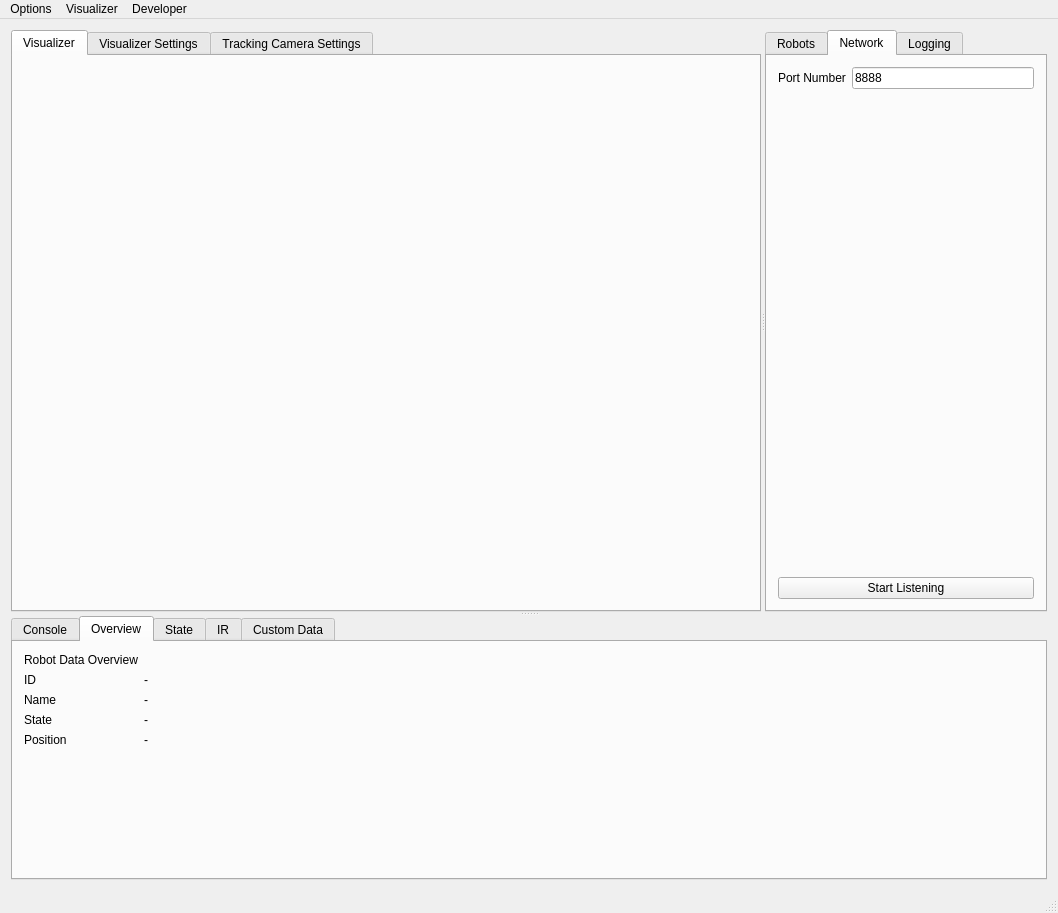
Above: mainwindow.ui from yorkrobotlab/ardebug before the change. Below: the same form after it.
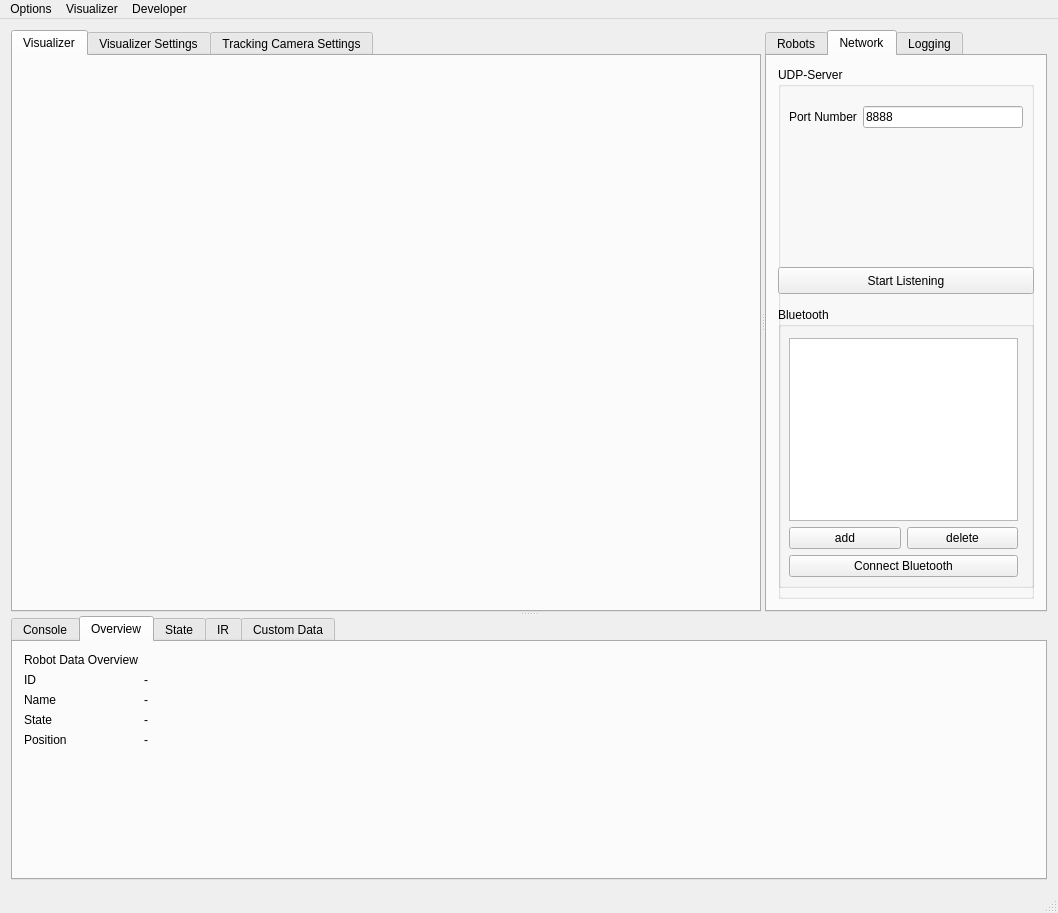
That is the form after the change. The open tabs and pages were chosen to show the change.

Commit message: added thread for bluetooth, modification of gui for bluetooth, support for second robot

Patch:
```diff
--- a/mainwindow.ui
+++ b/mainwindow.ui
@@ -299,6 +299,22 @@
          </attribute>
          <layout class="QVBoxLayout" name="verticalLayout_3">
           <item>
+           <widget class="QGroupBox" name="groupBox_2">
+            <property name="title">
+             <string>UDP-Server</string>
+            </property>
+            <property name="flat">
+             <bool>false</bool>
+            </property>
+            <widget class="QWidget" name="">
+             <property name="geometry">
+              <rect>
+               <x>0</x>
+               <y>28</y>
+               <width>256</width>
+               <height>171</height>
+              </rect>
+             </property>
            <layout class="QFormLayout" name="formLayout_6">
             <item row="0" column="0">
              <widget class="QLabel" name="label_18">
@@ -315,13 +331,77 @@
              </widget>
             </item>
            </layout>
-          </item>
-          <item>
+            </widget>
            <widget class="QPushButton" name="networkListenButton">
+             <property name="geometry">
+              <rect>
+               <x>0</x>
+               <y>200</y>
+               <width>256</width>
+               <height>27</height>
+              </rect>
+             </property>
             <property name="text">
              <string>Start Listening</string>
             </property>
            </widget>
+            <widget class="QGroupBox" name="groupBox">
+             <property name="geometry">
+              <rect>
+               <x>0</x>
+               <y>240</y>
+               <width>256</width>
+               <height>281</height>
+              </rect>
+             </property>
+             <property name="title">
+              <string>Bluetooth</string>
+             </property>
+             <property name="checkable">
+              <bool>false</bool>
+             </property>
+             <widget class="QWidget" name="verticalLayoutWidget">
+              <property name="geometry">
+               <rect>
+                <x>0</x>
+                <y>20</y>
+                <width>251</width>
+                <height>261</height>
+               </rect>
+              </property>
+              <layout class="QVBoxLayout" name="verticalLayout_9">
+               <item>
+                <widget class="QListView" name="bluetoothList"/>
+               </item>
+               <item>
+                <layout class="QHBoxLayout" name="horizontalLayout_4">
+                 <item>
+                  <widget class="QPushButton" name="pushButton_2">
+                   <property name="text">
+                    <string>add</string>
+                   </property>
+                  </widget>
+                 </item>
+                 <item>
+                  <widget class="QPushButton" name="pushButton_3">
+                   <property name="text">
+                    <string>delete</string>
+                   </property>
+                  </widget>
+                 </item>
+                </layout>
+               </item>
+               <item>
+                <widget class="QPushButton" name="bluetoothListenButton">
+                 <property name="text">
+                  <string>Connect Bluetooth</string>
+                 </property>
+                </widget>
+               </item>
+              </layout>
+             </widget>
+            </widget>
+           </widget>
           </item>
          </layout>
         </widget>
```
Left out of the diff: 4 changed lines with no effect on the pictures. Lines whose indentation alone changed are shown as unchanged. The commit also changes 5 other files.
